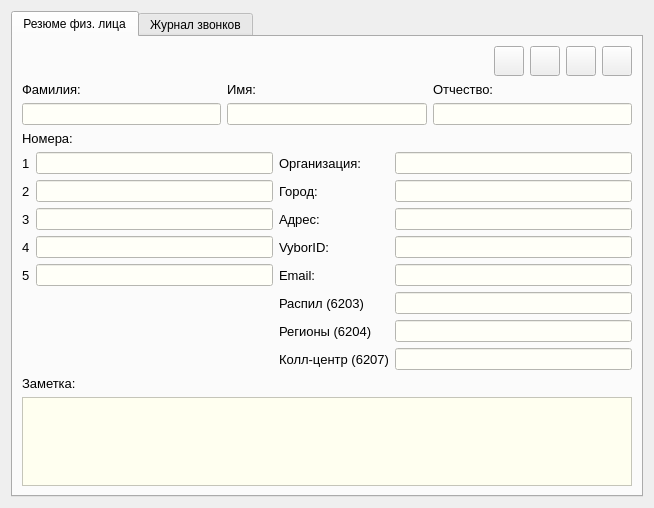
Old version of the form src/ViewContactDialog.ui in the repository okostynchuk/Outcall.
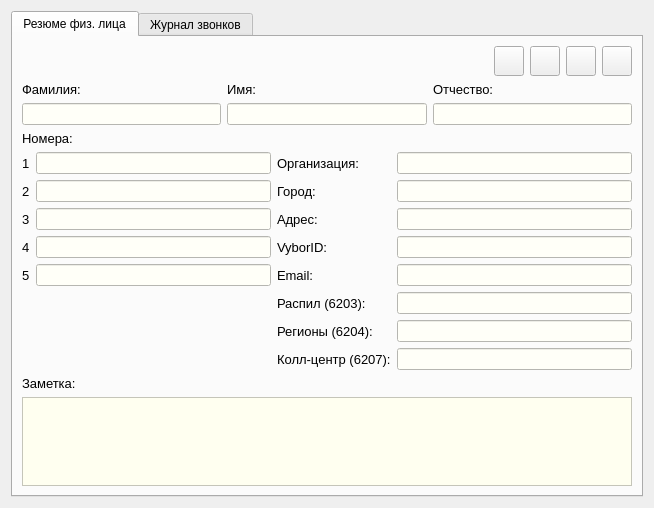
New version of the form. Icons and pictures are not drawn.

Commit message: deleted useless queries in call history, edited select in contact dialog

Patch:
```diff
--- a/src/ViewContactDialog.ui
+++ b/src/ViewContactDialog.ui
@@ -359,7 +359,7 @@
             </font>
            </property>
            <property name="text">
-            <string>Распил (6203)</string>
+            <string>Распил (6203):</string>
            </property>
           </widget>
          </item>
@@ -371,7 +371,7 @@
             </font>
            </property>
            <property name="text">
-            <string>Регионы (6204)</string>
+            <string>Регионы (6204):</string>
            </property>
           </widget>
          </item>
@@ -383,7 +383,7 @@
             </font>
            </property>
            <property name="text">
-            <string>Колл-центр (6207)</string>
+            <string>Колл-центр (6207):</string>
            </property>
           </widget>
          </item>
```
The commit also changes 8 other files.
